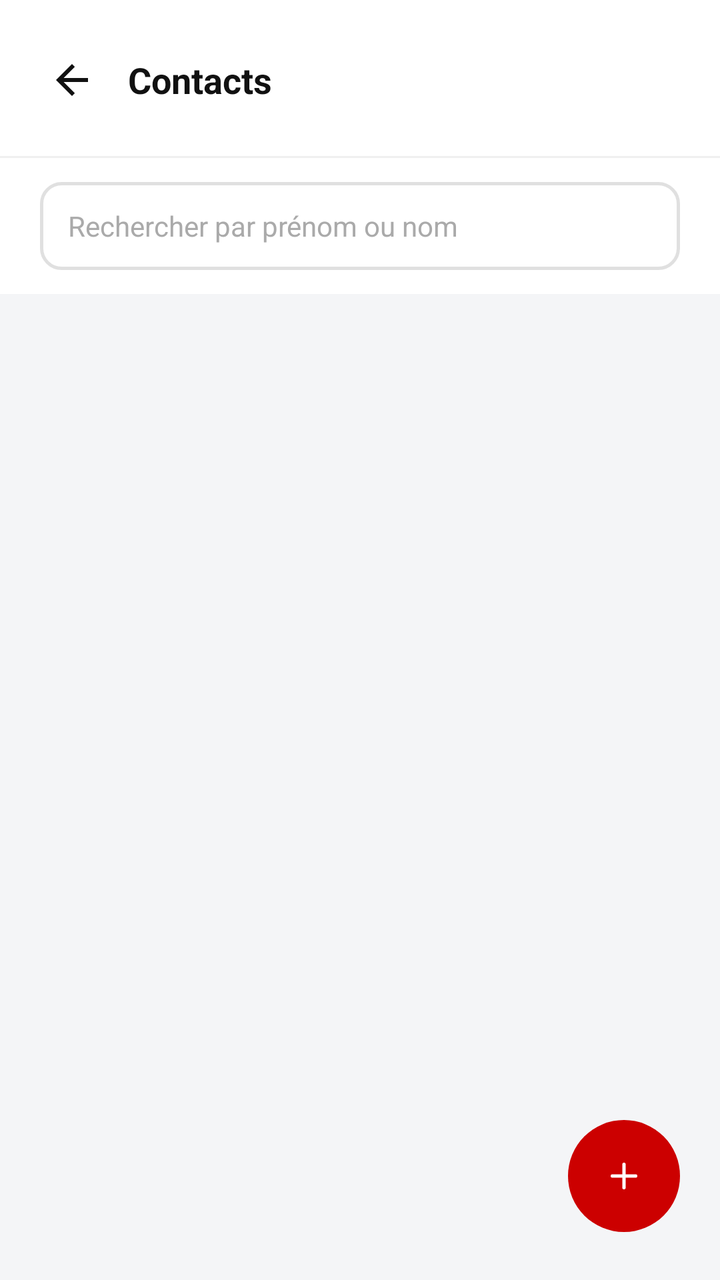
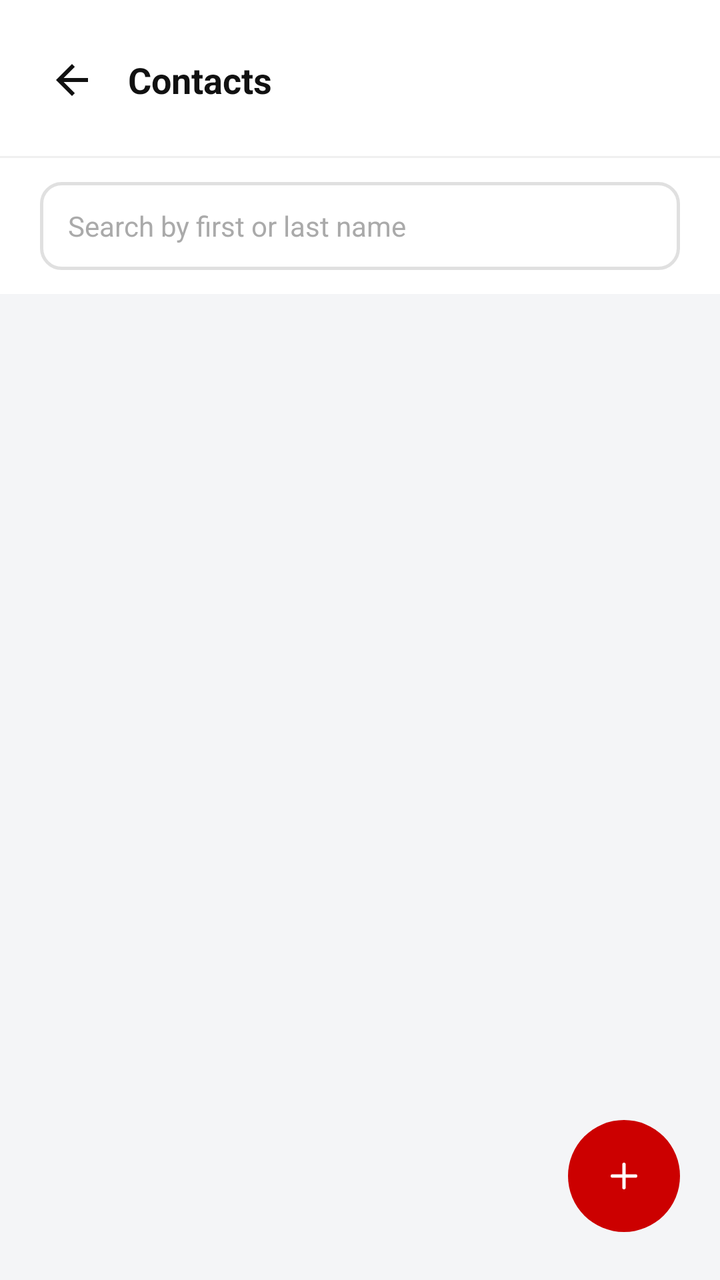

Before-and-after screenshots of an Android layout around one commit, followed by the original layout XML and the change that was made.
<!-- AndroidManifest.xml: application theme Theme.AppCompat.Light.NoActionBar -->
<!-- res/layout/activity_contacts.xml -->
<?xml version="1.0" encoding="utf-8"?>
<LinearLayout xmlns:android="http://schemas.android.com/apk/res/android"
    xmlns:app="http://schemas.android.com/apk/res-auto"
    android:layout_width="match_parent"
    android:layout_height="match_parent"
    android:orientation="vertical"
    android:background="#F4F5F7">

    
    <LinearLayout
        android:layout_width="match_parent"
        android:layout_height="wrap_content"
        android:background="#FFFFFF"
        android:orientation="horizontal"
        android:gravity="center_vertical"
        android:paddingStart="12dp"
        android:paddingEnd="20dp"
        android:paddingTop="16dp"
        android:paddingBottom="14dp">

        <ImageButton
            android:id="@+id/contactsBack"
            android:layout_width="48dp"
            android:layout_height="48dp"
            android:src="@drawable/ic_back_arrow"
            android:background="@android:color/transparent"
            android:contentDescription="@null"
            android:scaleType="centerInside"
            android:padding="12dp" />

        <TextView
            android:layout_width="0dp"
            android:layout_height="wrap_content"
            android:layout_weight="1"
            android:text="Contacts"
            android:textColor="#111111"
            android:textSize="18sp"
            android:textStyle="bold"
            android:layout_marginStart="4dp" />
    </LinearLayout>

    <View
        android:layout_width="match_parent"
        android:layout_height="1dp"
        android:background="#F0F0F0" />

    
    <LinearLayout
        android:layout_width="match_parent"
        android:layout_height="wrap_content"
        android:background="#FFFFFF"
        android:orientation="vertical"
        android:paddingStart="20dp"
        android:paddingEnd="20dp"
        android:paddingTop="12dp"
        android:paddingBottom="12dp">

        <EditText
            android:id="@+id/contactsSearch"
            android:layout_width="match_parent"
            android:layout_height="44dp"
            android:background="@drawable/input_field_bg"
            android:hint="Rechercher par prénom ou nom"
            android:textColor="#111111"
            android:textColorHint="#AAAAAA"
            android:textSize="14sp"
            android:paddingStart="14dp"
            android:paddingEnd="14dp"
            android:inputType="text"
            android:maxLines="1" />
    </LinearLayout>

    
    <FrameLayout
        android:layout_width="match_parent"
        android:layout_height="0dp"
        android:layout_weight="1">

        <androidx.recyclerview.widget.RecyclerView
            android:id="@+id/contactsList"
            android:layout_width="match_parent"
            android:layout_height="match_parent"
            android:clipToPadding="false"
            android:paddingTop="8dp"
            android:paddingBottom="80dp" />

        <TextView
            android:id="@+id/contactsEmpty"
            android:layout_width="wrap_content"
            android:layout_height="wrap_content"
            android:layout_gravity="center"
            android:text="Aucun contact"
            android:textColor="#AAAAAA"
            android:textSize="14sp"
            android:visibility="gone" />

        <ImageButton
            android:id="@+id/contactsFabAdd"
            android:layout_width="56dp"
            android:layout_height="56dp"
            android:layout_gravity="end|bottom"
            android:layout_marginEnd="20dp"
            android:layout_marginBottom="24dp"
            android:background="@drawable/circle_avatar_red"
            android:contentDescription="@null"
            android:padding="14dp"
            android:scaleType="centerInside"
            android:src="@drawable/ic_add_white" />
    </FrameLayout>
</LinearLayout>
<!-- resources referenced by this layout -->
<resources>
  <!-- drawable circle_avatar_red (drawable) -->
  <?xml version="1.0" encoding="utf-8"?>
  <shape xmlns:android="http://schemas.android.com/apk/res/android"
      android:shape="oval">
      <solid android:color="#CC0000" />
      <size android:width="38dp" android:height="38dp" />
  </shape>
  <!-- drawable ic_add_white (drawable) -->
  <?xml version="1.0" encoding="utf-8"?>
  <vector xmlns:android="http://schemas.android.com/apk/res/android"
      android:width="20dp"
      android:height="20dp"
      android:viewportWidth="24"
      android:viewportHeight="24">
      <path
          android:fillColor="#00000000"
          android:strokeColor="#FFFFFF"
          android:strokeWidth="2"
          android:strokeLineCap="round"
          android:pathData="M12,5 L12,19 M5,12 L19,12" />
  </vector>
  <!-- drawable ic_back_arrow (drawable) -->
  <?xml version="1.0" encoding="utf-8"?>
  <vector xmlns:android="http://schemas.android.com/apk/res/android"
      android:width="24dp"
      android:height="24dp"
      android:viewportWidth="24"
      android:viewportHeight="24">
      <path
          android:fillColor="#111111"
          android:pathData="M20,11 L7.83,11 L13.41,5.41 L12,4 L4,12 L12,20 L13.41,18.59 L7.83,13 L20,13 L20,11 Z" />
  </vector>
  <!-- drawable input_field_bg (drawable) -->
  <shape xmlns:android="http://schemas.android.com/apk/res/android"
      android:shape="rectangle">
      <solid android:color="#FFFFFF" />
      <stroke android:width="1.5dp" android:color="#E0E0E0" />
      <corners android:radius="10dp" />
  </shape>
</resources>

<!-- the commit's change to res/layout/activity_contacts.xml (unified diff, before → after) -->
@@ -32,7 +32,7 @@
             android:layout_width="0dp"
             android:layout_height="wrap_content"
             android:layout_weight="1"
-            android:text="Contacts"
+            android:text="@string/contacts_title"
             android:textColor="#111111"
             android:textSize="18sp"
             android:textStyle="bold"
@@ -60,7 +60,7 @@
             android:layout_width="match_parent"
             android:layout_height="44dp"
             android:background="@drawable/input_field_bg"
-            android:hint="Rechercher par prénom ou nom"
+            android:hint="@string/contacts_search_hint"
             android:textColor="#111111"
             android:textColorHint="#AAAAAA"
             android:textSize="14sp"
@@ -89,7 +89,7 @@
             android:layout_width="wrap_content"
             android:layout_height="wrap_content"
             android:layout_gravity="center"
-            android:text="Aucun contact"
+            android:text="@string/contacts_empty"
             android:textColor="#AAAAAA"
             android:textSize="14sp"
             android:visibility="gone" />
<!-- resource entries referenced after the edit -->
@@ -39,5 +39,8 @@
       <stroke android:width="1.5dp" android:color="#E0E0E0" />
       <corners android:radius="10dp" />
   </shape>
+  <string name="contacts_empty">No contacts</string>
+  <string name="contacts_search_hint">Search by first or last name</string>
+  <string name="contacts_title">Contacts</string>
 </resources>
 
